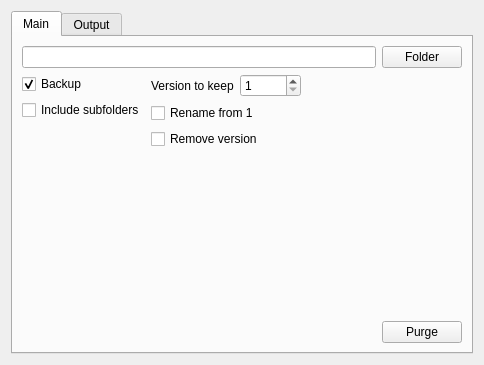
Above: src/mainGUI.ui from cakeller98/creo-file-utils before the change. Below: the same form after it.
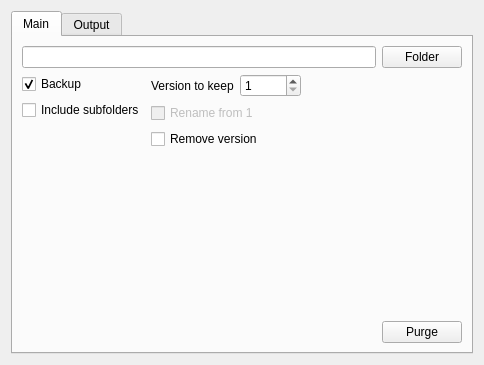
That is the form after the change.

```diff
--- a/src/mainGUI.ui
+++ b/src/mainGUI.ui
@@ -138,6 +138,9 @@
            </item>
            <item>
             <widget class="QCheckBox" name="cb_rename_from_one">
+             <property name="enabled">
+              <bool>false</bool>
+             </property>
              <property name="text">
               <string>Rename from 1</string>
              </property>
```
Left out of the diff: 8 changed lines with no effect on the pictures.
